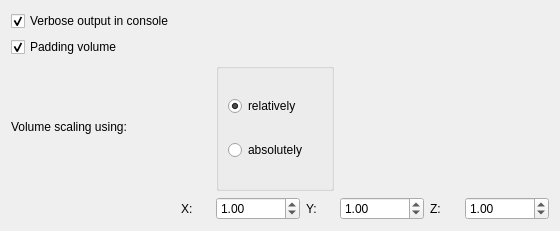
First picture: the form in src/Interface/Modules/Fields/InterfaceWithCleaverDialog.ui, repository SCIInstitute/SCIRun, before the edit.
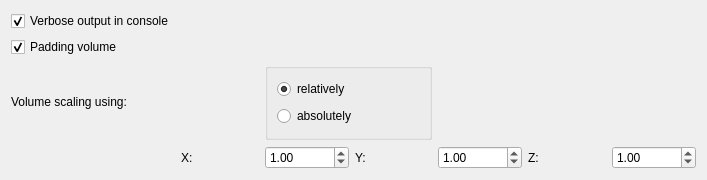
Second picture: the form after the edit.

Commit message: Revert glob; minimum size

```diff
--- a/src/Interface/Modules/Fields/InterfaceWithCleaverDialog.ui
+++ b/src/Interface/Modules/Fields/InterfaceWithCleaverDialog.ui
@@ -6,10 +6,16 @@
    <rect>
     <x>0</x>
     <y>0</y>
-    <width>560</width>
-    <height>231</height>
+    <width>707</width>
+    <height>180</height>
    </rect>
   </property>
+  <property name="minimumSize">
+   <size>
+    <width>707</width>
+    <height>180</height>
+   </size>
+  </property>
   <property name="windowTitle">
    <string>InterfaceWithCleaverDialog</string>
   </property>
```
The commit also changes 1 other file.
